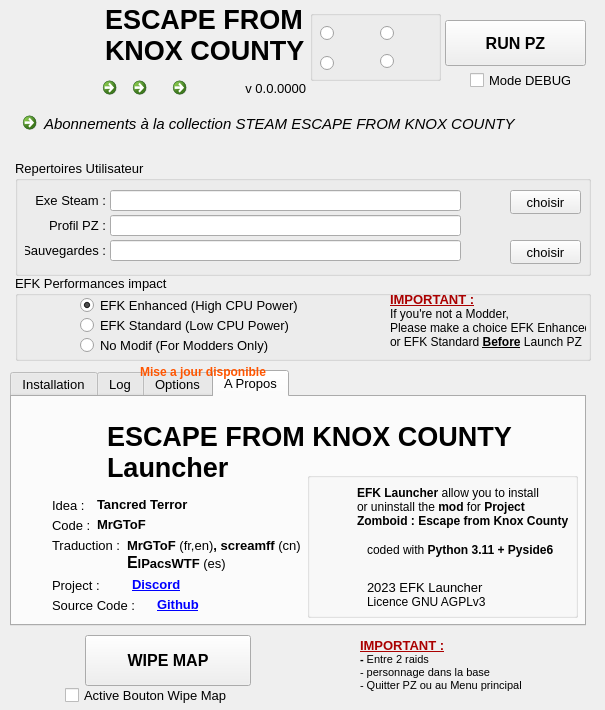
ChristopheTdn/EFK-Launcher, file principale.ui: the form before one commit.
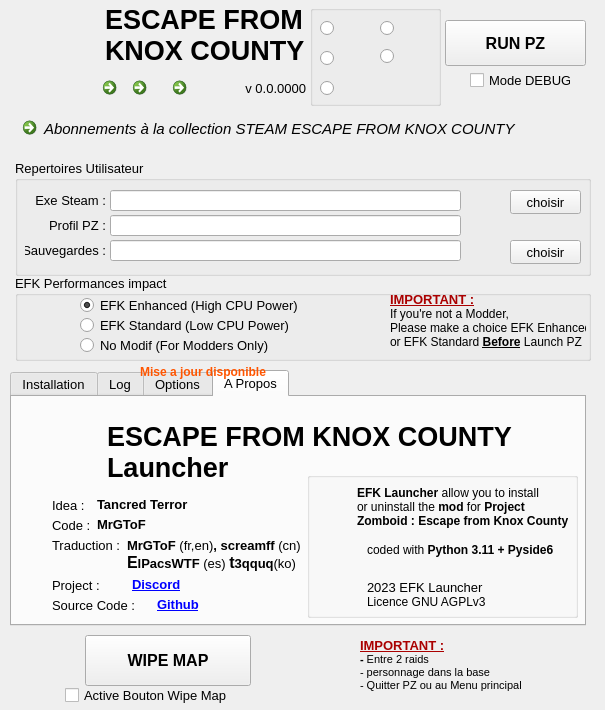
The form after the commit. Icons and pictures are not drawn.

Commit message: Ajout Traduction Korean

Patch:
```diff
--- a/principale.ui
+++ b/principale.ui
@@ -544,7 +544,7 @@
        </rect>
       </property>
       <property name="text">
-       <string notr="true">&lt;html&gt;&lt;head/&gt;&lt;body&gt;&lt;p&gt;&lt;span style=&quot; font-weight:700;&quot;&gt;MrGToF &lt;/span&gt;(fr,en)&lt;span style=&quot; font-weight:700;&quot;&gt;, screamff &lt;/span&gt;(cn)&lt;br/&gt;&lt;a name=&quot;message-username-1185756075388063835&quot;/&gt;&lt;span style=&quot; font-family:'inherit'; font-size:large; font-weight:700; color:#000000;&quot;&gt;E&lt;/span&gt;&lt;span style=&quot; font-weight:700; color:#000000;&quot;&gt;lPacsWTF &lt;/span&gt;(es)&lt;/p&gt;&lt;/body&gt;&lt;/html&gt;</string>
+       <string notr="true">&lt;html&gt;&lt;head/&gt;&lt;body&gt;&lt;p&gt;&lt;span style=&quot; font-weight:700;&quot;&gt;MrGToF &lt;/span&gt;(fr,en)&lt;span style=&quot; font-weight:700;&quot;&gt;, screamff &lt;/span&gt;(cn)&lt;br/&gt;&lt;a name=&quot;message-username-1185756075388063835&quot;/&gt;&lt;span style=&quot; font-family:'inherit'; font-size:large; font-weight:700; color:#000000;&quot;&gt;E&lt;/span&gt;&lt;span style=&quot; font-weight:700; color:#000000;&quot;&gt;lPacsWTF &lt;/span&gt;(es) &lt;a name=&quot;message-username-1193274896193695815&quot;/&gt;&lt;span style=&quot; font-family:'inherit'; font-size:large; font-weight:700; color:#000000;&quot;&gt;t&lt;/span&gt;&lt;span style=&quot; font-weight:700; color:#000000;&quot;&gt;3qquq&lt;/span&gt;(ko)&lt;/p&gt;&lt;/body&gt;&lt;/html&gt;</string>
       </property>
      </widget>
      <widget class="QLabel" name="label_13">
@@ -1123,7 +1123,7 @@
     <property name="geometry">
      <rect>
       <x>15</x>
-      <y>105</y>
+      <y>110</y>
       <width>581</width>
       <height>51</height>
      </rect>
@@ -1338,9 +1338,9 @@
     <property name="geometry">
      <rect>
       <x>310</x>
-      <y>10</y>
+      <y>5</y>
       <width>131</width>
-      <height>71</height>
+      <height>101</height>
      </rect>
     </property>
     <property name="title">
@@ -1468,6 +1468,32 @@
       </size>
      </property>
     </widget>
+    <widget class="QRadioButton" name="radioButton_Korean">
+     <property name="geometry">
+      <rect>
+       <x>10</x>
+       <y>70</y>
+       <width>61</width>
+       <height>26</height>
+      </rect>
+     </property>
+     <property name="toolTip">
+      <string>Korean</string>
+     </property>
+     <property name="text">
+      <string/>
+     </property>
+     <property name="icon">
+      <iconset resource="ressources.qrc">
+       <normaloff>:/gfx/gfx/korean.png</normaloff>:/gfx/gfx/korean.png</iconset>
+     </property>
+     <property name="iconSize">
+      <size>
+       <width>34</width>
+       <height>34</height>
+      </size>
+     </property>
+    </widget>
    </widget>
    <widget class="QLabel" name="label_version">
     <property name="enabled">
```
The commit also changes 8 other files.
